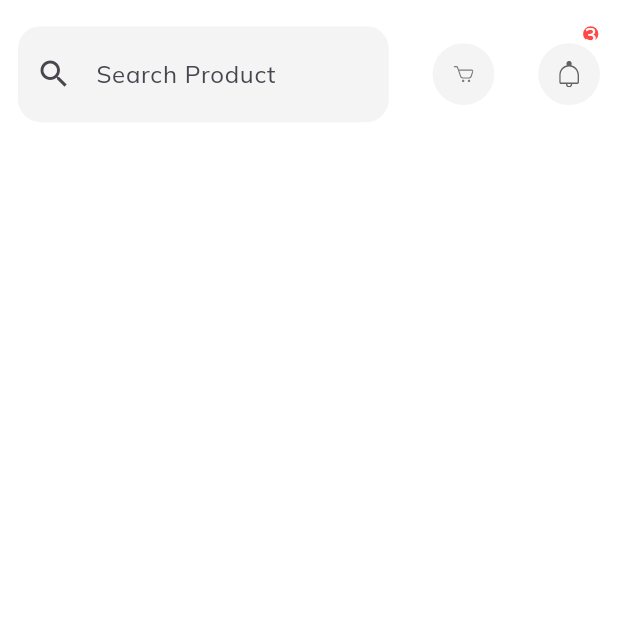
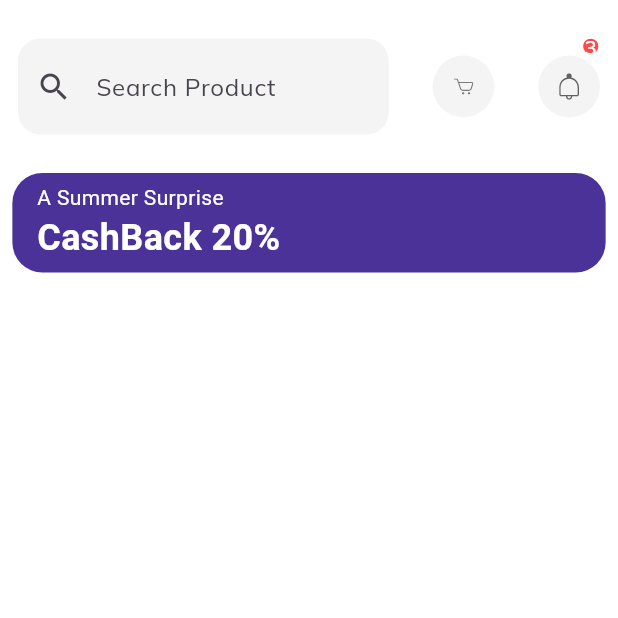
Before and after one commit to 9reis/e-commerce1, a Flutter app: the HomeScreen screen opened by its route, on a phone screen of 412 x 824 dp, the top half of it. Run offline on Flutter 3.47's test engine with Material 2 defaults, Android fonts, the phone set to English and light mode, and no system bars; our stand-ins replace flutter_svg.

Commit message:
Discount Card

```diff
--- a/lib/screens/home/components/body.dart
+++ b/lib/screens/home/components/body.dart
@@ -1,5 +1,6 @@
 import 'package:flutter/material.dart';
 
+import 'discount_banner.dart';
 import 'home_header.dart';
 
 class Body extends StatelessWidget {
@@ -13,10 +14,10 @@ class Body extends StatelessWidget {
       child: SingleChildScrollView(
         child: Column(
           children: [
-            SizedBox(
-              height: size.height * 0.01,
-            ),
-            HomeHeader(size: size)
+            SizedBox(height: size.height * 0.02),
+            HomeHeader(),
+            SizedBox(height: size.height * 0.02),
+            DiscountBanner(size: size)
           ],
         ),
       ),
--- /dev/null
+++ b/lib/screens/home/components/discount_banner.dart
@@ -0,0 +1,42 @@
+import 'package:flutter/material.dart';
+
+class DiscountBanner extends StatelessWidget {
+  const DiscountBanner({
+    super.key,
+    required this.size,
+  });
+
+  final Size size;
+
+  @override
+  Widget build(BuildContext context) {
+    return Container(
+      margin: EdgeInsets.symmetric(horizontal: size.width * 0.02),
+      padding: EdgeInsets.symmetric(
+        horizontal: size.width * 0.04,
+        vertical: size.width * 0.015,
+      ),
+      width: double.infinity,
+      // height: 90,
+      decoration: BoxDecoration(
+        color: Color(0XFF4A3298),
+        borderRadius: BorderRadius.circular(20),
+      ),
+      child: Text.rich(
+        TextSpan(
+          text: 'A Summer Surprise\n',
+          style: TextStyle(color: Colors.white),
+          children: [
+            TextSpan(
+              text: 'CashBack 20%',
+              style: TextStyle(
+                fontSize: 24,
+                fontWeight: FontWeight.bold,
+              ),
+            )
+          ],
+        ),
+      ),
+    );
+  }
+}
--- a/lib/screens/home/components/home_header.dart
+++ b/lib/screens/home/components/home_header.dart
@@ -6,13 +6,12 @@ import 'icon_btn_with_counter.dart';
 class HomeHeader extends StatelessWidget {
   const HomeHeader({
     super.key,
-    required this.size,
   });
-
-  final Size size;
 
   @override
   Widget build(BuildContext context) {
+    final size = MediaQuery.of(context).size;
+
     return Padding(
       padding: const EdgeInsets.symmetric(horizontal: 12),
       child: Row(
```
